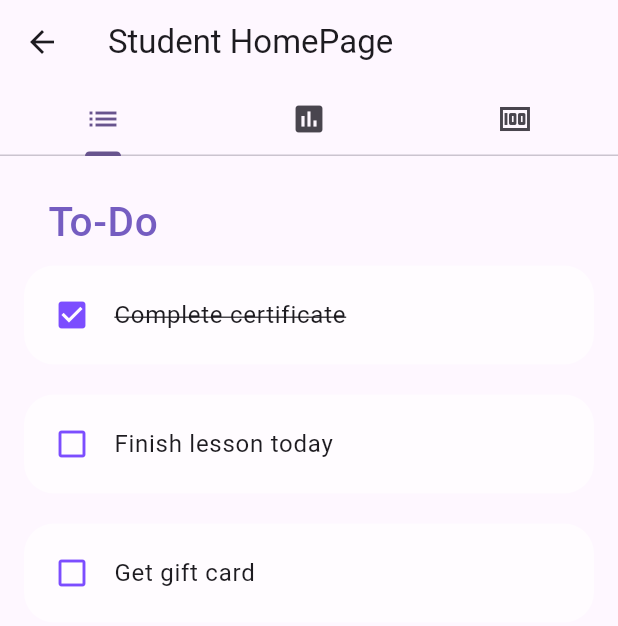
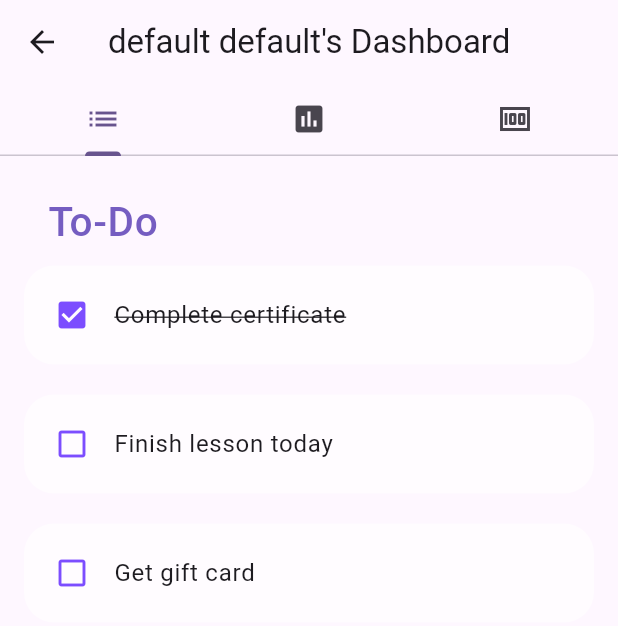
Before and after one commit to cfgcolumbus23/Team-5, a Flutter app: the StudentDashboard screen opened directly with empty values, after a tap on "Complete certificate", on a phone screen of 412 x 824 dp. Shown: the top 626 px of the screen. Run offline on Flutter 3.47's test engine with Material 2 defaults, Android fonts, the phone set to English and light mode, and no system bars; our stand-ins replace dio, fl_chart, get; missing offline and left inert: coverflow; network calls fail; Roboto replaces fonts that are missing (Poppins).

Commit message:
added api integration to student page(s)

```diff
--- a/team_5_app/lib/pages/student_dashboard/stats.dart
+++ b/team_5_app/lib/pages/student_dashboard/stats.dart
@@ -1,51 +1,76 @@
+import 'package:dio/dio.dart';
 import 'package:flutter/material.dart';
 import 'package:get/get.dart';
 import '../assessment/assessment.dart';
 
-class Stats extends StatelessWidget {
-  const Stats();
+class Stats extends StatefulWidget {
+  int id;
+  Stats({super.key, required this.id});
+
+  @override
+  // ignore: no_logic_in_create_state
+  State<Stats> createState() => _StatsState(id: id);
+}
+
+class _StatsState extends State<Stats> {
+  final dio = Dio();
+  int id = 0;
+  _StatsState({required this.id});
+  List<Column> assessmentInfo = [];
+
+  Future<List<Column>> getAssessments() async {
+    final response = await dio.get('http://localhost:4000/assignments');
+
+    // parse the responses
+    List<dynamic> studentJson = response.data as List<dynamic>;
+    try {
+      for (int j = 0; j < studentJson.length; j++) {
+        dynamic item = studentJson[j];
+
+        assessmentInfo.add(Column(children: [
+          buildCard(item['assignmentName'], item['assessmentPercent'][j],
+              item['assignmentId']),
+          const SizedBox(height: 12),
+        ]));
+      }
+    } catch (e) {
+      print(e);
+    }
+    return assessmentInfo;
+  }
 
   @override
   Widget build(BuildContext context) {
+    return FutureBuilder(
+        future: getAssessments(),
+        builder: (context, snapshot) {
           return SingleChildScrollView(
               padding: const EdgeInsets.all(12),
               child: Column(
-          children: [
-            buildCard('Int Basic Assessment', 80),
-            const SizedBox(height: 12),
-            buildCard('Email Assessment', 89),
-            const SizedBox(height: 12),
-            buildCard('Win Assessment', 90),
-            const SizedBox(height: 12),
-            buildCard('Mac Assessment', 75),
-            const SizedBox(height: 12),
-            buildCard('Test', 90),
-            const SizedBox(height: 12),
-          ],
-        )
-    );
+                children: assessmentInfo,
+              ));
+        });
   }
 
-  buildCard(String name, int score) {
+  buildCard(String name, int score, int id) {
     return SizedBox(
         width: double.infinity,
         height: 100,
-        child:ElevatedButton(
+        child: ElevatedButton(
             onPressed: () {
-          Get.to(const AssessmentPage());
+              Get.to(AssessmentPage(id: id));
             },
             style: ElevatedButton.styleFrom(
               backgroundColor: const Color(0xFF9F7BFF),
             ),
-            child: Center(child: Text('$name: $score',
+            child: Center(
+                child: Text(
+              '$name: $score',
               textAlign: TextAlign.center,
               style: const TextStyle(
                 color: Colors.white,
                 fontFamily: 'Arial',
               ),
-            )
-            )
-        )
-      );
+            ))));
   }
 }
--- a/team_5_app/lib/pages/student_dashboard/studentDashboard.dart
+++ b/team_5_app/lib/pages/student_dashboard/studentDashboard.dart
@@ -1,13 +1,40 @@
+import 'package:coverflow/coverflow.dart';
+import 'package:dio/dio.dart';
 import 'package:flutter/material.dart';
 import 'package:team_5_app/pages/student_dashboard/incentives.dart';
 import 'package:team_5_app/pages/student_dashboard/stats.dart';
 import 'package:team_5_app/pages/student_dashboard/to_do.dart';
 
-class StudentDashboard extends StatelessWidget {
-  const StudentDashboard({super.key, required int studentID});
+// ignore: must_be_immutable
+class StudentDashboard extends StatefulWidget {
+  int studentID;
+  StudentDashboard({super.key, required this.studentID});
+  @override
+  State<StudentDashboard> createState() =>
+      // ignore: no_logic_in_create_state
+      _StudentDashboardState(studentID: studentID);
+}
+
+class _StudentDashboardState extends State<StudentDashboard> {
+  final dio = Dio();
+  int studentID;
+  _StudentDashboardState({required this.studentID});
+  String firstName = "default";
+  String lastName = "default";
+
+  Future<bool> getStudent() async {
+    final response = await dio.get('http://localhost:4000/user/$studentID');
+
+    firstName = response.data['firstName'];
+    lastName = response.data['lastName'];
+    return false;
+  }
 
   @override
   Widget build(BuildContext context) {
+    return FutureBuilder(
+        future: getStudent(),
+        builder: (context, snapshot) {
           var todos = [
             'Complete certificate',
             'Finish lesson today',
@@ -18,7 +45,7 @@ class StudentDashboard extends StatelessWidget {
               length: 3,
               child: Scaffold(
                 appBar: AppBar(
-            title: const Text('Student HomePage'),
+                  title: Text('$firstName $lastName\'s Dashboard'),
                   bottom: const TabBar(tabs: <Widget>[
                     Tab(
                       icon: Icon(Icons.list),
@@ -55,9 +82,10 @@ class StudentDashboard extends StatelessWidget {
                           ],
                         ],
                       )),
-            const Stats(),
+                  Stats(id: studentID),
                   const Incentives()
                 ]),
               ));
+        });
   }
 }
```
Also changed, not shown: team_5_app/lib/pages/assessment/assessment.dart (+7 -5 lines). Lines whose indentation alone changed are shown as unchanged.
